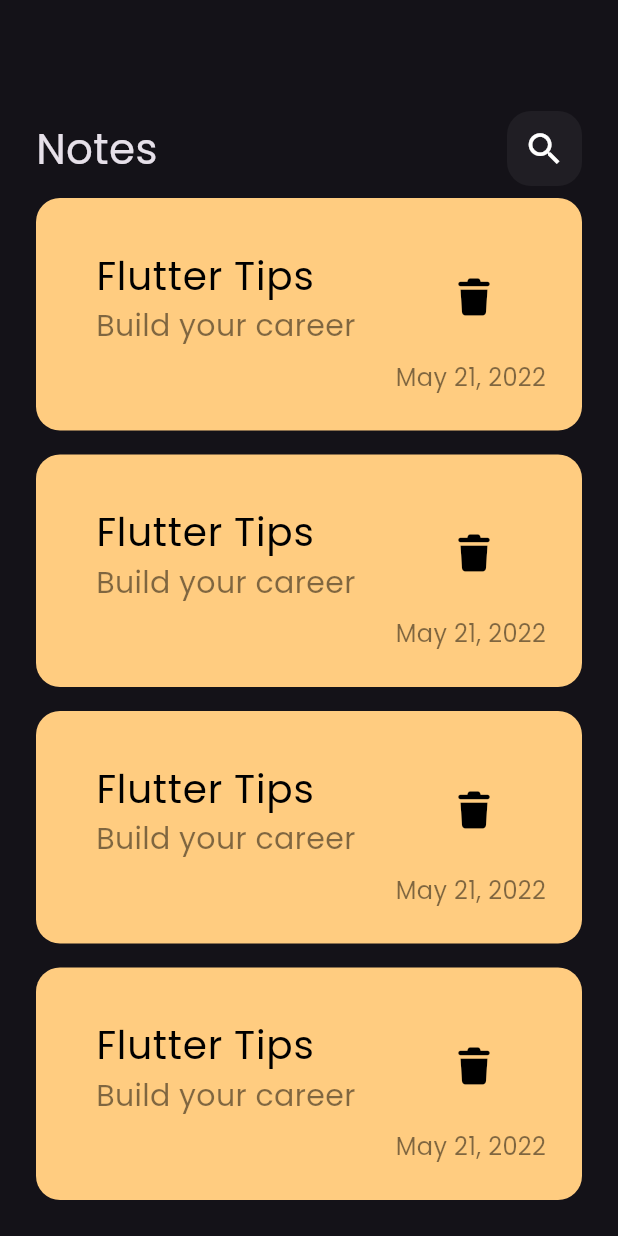
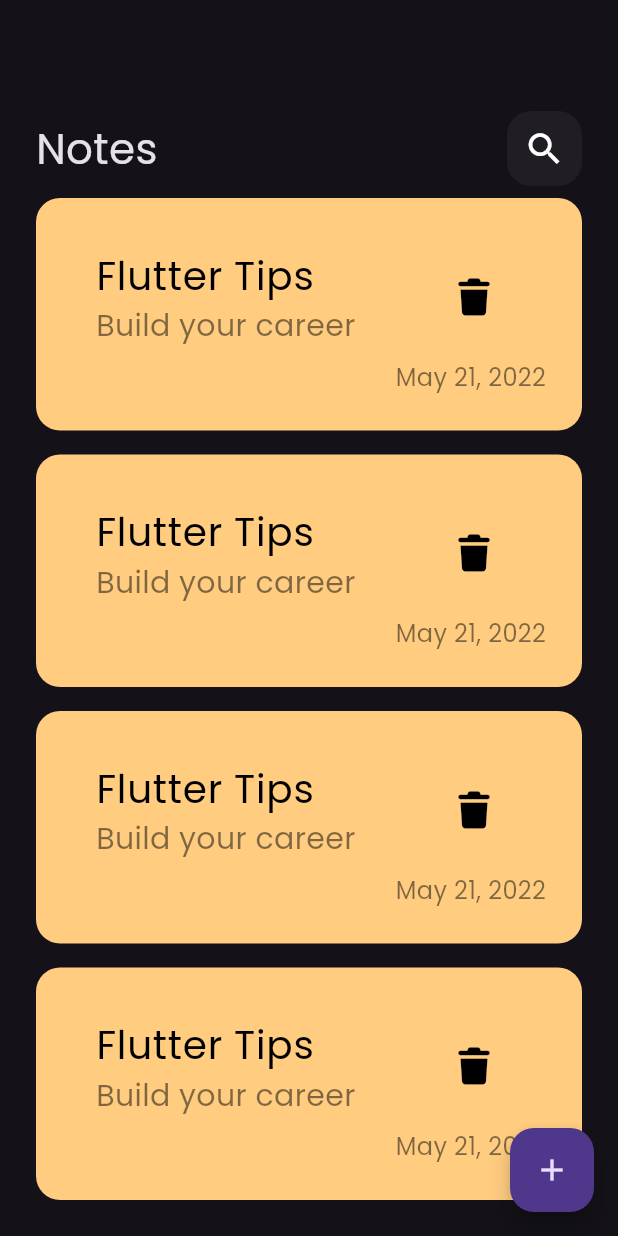
Before and after one commit to mohamed-eid-f/notes_app_hive_bloc, a Flutter app: the screen it shows after launch, on a phone screen of 412 x 824 dp. Run offline on Flutter 3.47's test engine with Material 3 defaults, Android fonts, the phone set to English and light mode, and no system bars; our stand-ins replace font_awesome_flutter.

Commit message:
create fab

```diff
--- a/lib/main.dart
+++ b/lib/main.dart
@@ -1,5 +1,5 @@
 import "package:flutter/material.dart";
-import "package:notes_app_hive_bloc/views/notes_view.dart";
+import "package:notes_app_hive_bloc/views/widgets/notes_view.dart";
 
 void main() {
   runApp(const NotesApp());
--- /dev/null
+++ b/lib/views/widgets/fab.dart
@@ -0,0 +1,10 @@
+import "package:flutter/material.dart";
+
+class Fab extends StatelessWidget {
+  const Fab({super.key});
+
+  @override
+  Widget build(BuildContext context) {
+    return FloatingActionButton(onPressed: () {}, child: Icon(Icons.add));
+  }
+}
--- a/lib/views/notes_view.dart
+++ b/lib/views/widgets/notes_view.dart
@@ -1,4 +1,5 @@
 import "package:flutter/material.dart";
+import "package:notes_app_hive_bloc/views/widgets/fab.dart";
 import "package:notes_app_hive_bloc/views/widgets/notes_view_body.dart";
 
 class NotesView extends StatelessWidget {
@@ -6,6 +7,6 @@ class NotesView extends StatelessWidget {
 
   @override
   Widget build(BuildContext context) {
-    return Scaffold(body: NotesViewBody());
+    return Scaffold(floatingActionButton: Fab(), body: NotesViewBody());
   }
 }
```
